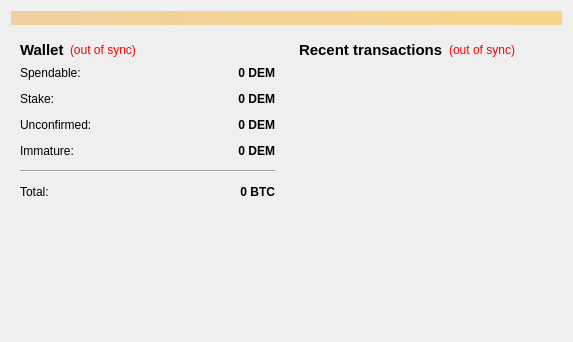
The window that src/qt/forms/overviewpage.ui (emarkproject/eMark) describes before a commit, drawn with Qt 5.
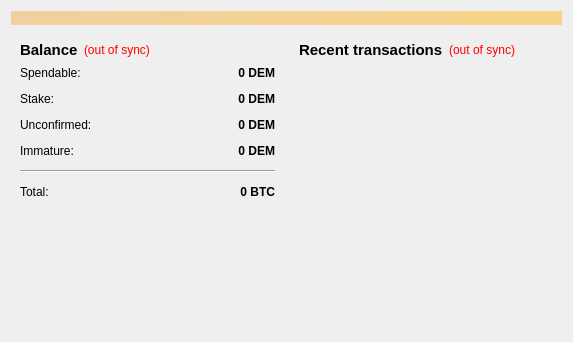
The same window after the commit.

```diff
--- a/src/qt/forms/overviewpage.ui
+++ b/src/qt/forms/overviewpage.ui
@@ -50,7 +50,7 @@
                </font>
               </property>
               <property name="text">
-               <string>Wallet</string>
+               <string>Balance</string>
               </property>
              </widget>
             </item>
```
